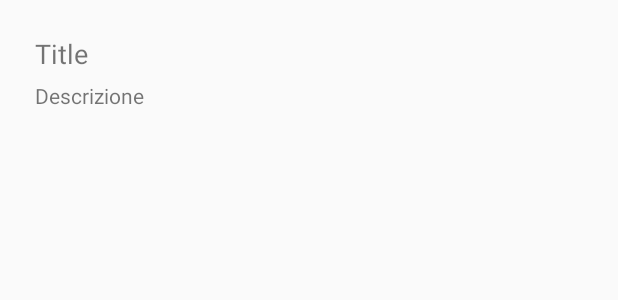
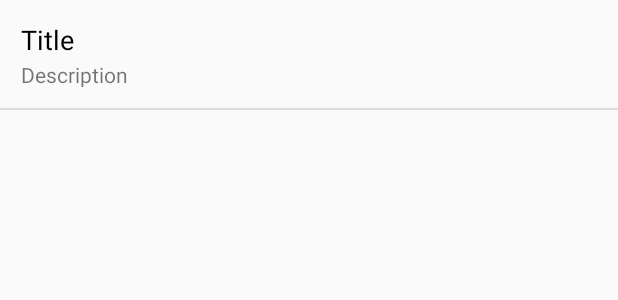
Before and after one commit to Dome309/NotesCategories, an Android app: the layout custom_row.xml on its own in the app's theme, with its tools: preview values and no code run, on a phone screen of 412 x 824 dp. Shown: the top 300 px of the screen. Run offline under Robolectric (Android 15) with nearby library versions, the phone set to English and light mode, and no system bars.

Commit message:
UI recycler view changed

```diff
--- a/app/src/main/res/layout/custom_row.xml
+++ b/app/src/main/res/layout/custom_row.xml
@@ -5,24 +5,43 @@
     android:id="@+id/rowLayout"
     android:layout_width="match_parent"
     android:layout_height="wrap_content"
-    android:padding="@dimen/_18sdp">
+    >
 
     <TextView
+        android:layout_marginTop="14dp"
+        android:layout_marginLeft="14dp"
+        android:layout_marginRight="14dp"
         android:id="@+id/firstName_txt"
-        android:layout_width="wrap_content"
-        android:layout_height="wrap_content"
+        android:layout_width="match_parent"
+        android:layout_height="24dp"
         android:text="Title"
-        android:textSize="@dimen/_14sdp"
+        android:textSize="18dp"
+        android:textColor="@android:color/black"
         app:layout_constraintStart_toStartOf="parent"
         app:layout_constraintTop_toTopOf="parent" />
 
     <TextView
+
         android:id="@+id/lastName_txt"
-        android:layout_width="wrap_content"
-        android:layout_height="wrap_content"
-        android:layout_marginTop="6dp"
-        android:text="Descrizione"
-        android:textSize="@dimen/_11sdp"
+        android:layout_width="match_parent"
+        android:layout_height="18dp"
+        android:layout_marginTop="2dp"
+        android:layout_marginLeft="14dp"
+        android:layout_marginRight="14dp"
+        android:text="Description"
+        android:textSize="14dp"
         app:layout_constraintStart_toStartOf="parent"
         app:layout_constraintTop_toBottomOf="@+id/firstName_txt" />
+
+    <View
+        android:id="@+id/divider"
+        android:layout_width="match_parent"
+        android:layout_height="1dp"
+        android:layout_marginTop="14dp"
+        android:background="?android:attr/listDivider"
+        android:backgroundTint="@android:color/black"
+        app:layout_constraintTop_toBottomOf="@+id/lastName_txt"
+        tools:layout_editor_absoluteX="14dp" />
+
+
 </androidx.constraintlayout.widget.ConstraintLayout>
```
